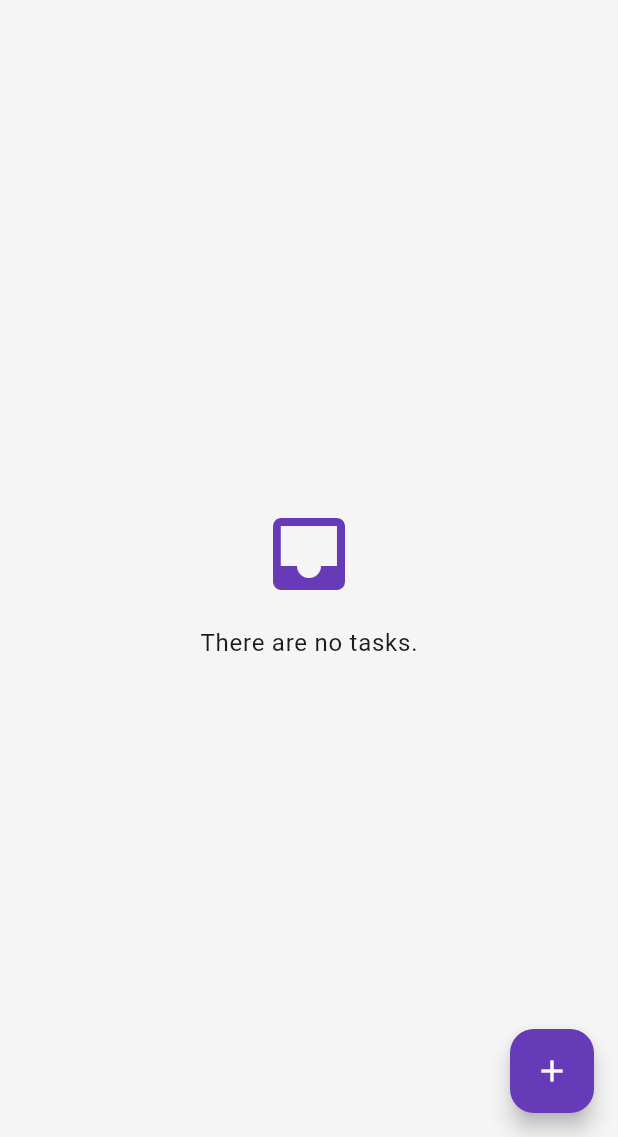
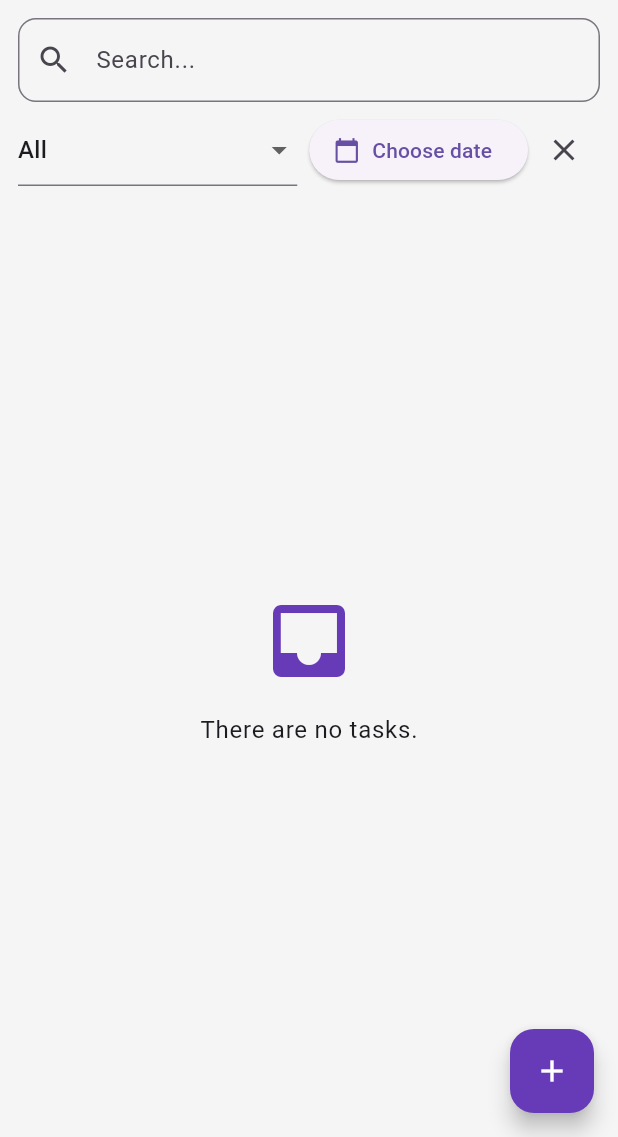
Before and after one commit to Omirkhon/cross-platform-mobile-dev, a Flutter app: the MainPage screen opened directly, on a phone screen of 412 x 824 dp, the part 99-1236 px from its top. Run offline on Flutter 3.47's test engine with Material 3 defaults, Android fonts, the light colour scheme and no system bars; our stand-ins replace cloud_firestore, connectivity_plus, easy_localization, firebase_auth, firebase_core, hive and 1 more; accounts and stored records are empty.

Commit message:
added filtration and search

```diff
--- a/assets/translation/en.json
+++ b/assets/translation/en.json
@@ -104,5 +104,10 @@
   "clear_history_title": "Clear History?",
   "clear_history_message": "All completed and deleted tasks will be permanently removed. Continue?",
   "clear_history_cancel": "Cancel",
-  "clear_history_confirm": "Clear"
+  "clear_history_confirm": "Clear",
+  "search": "Search...",
+  "filterCategory": "Category",
+  "allCategories": "All",
+  "filterDate": "Choose date",
+  "clearFilters": "Clear filters"
 }
--- a/lib/screens/main_page.dart
+++ b/lib/screens/main_page.dart
@@ -13,6 +13,10 @@ class MainPage extends StatefulWidget {
 }
 
 class _MainPageState extends State<MainPage> {
+  String searchQuery = '';
+  String? selectedCategory;
+  DateTime? selectedDate;
+
   @override
   Widget build(BuildContext context) {
     final auth = Provider.of<AuthService>(context);
@@ -49,7 +53,90 @@ class _MainPageState extends State<MainPage> {
                       ),
                     ),
                   ),
-                  const SizedBox(height: 20),
+                  Padding(
+                    padding: const EdgeInsets.all(12.0),
+                    child: Column(
+                      children: [
+                        TextField(
+                          onChanged: (value) {
+                            setState(() {
+                              searchQuery = value.toLowerCase();
+                            });
+                          },
+                          decoration: InputDecoration(
+                            hintText: 'search'.tr(),
+                            prefixIcon: const Icon(Icons.search),
+                            border: OutlineInputBorder(borderRadius: BorderRadius.circular(12)),
+                          ),
+                        ),
+                        const SizedBox(height: 8),
+                        Row(
+                          children: [
+                            Expanded(
+                              child: DropdownButtonFormField<String>(
+                                value: selectedCategory,
+                                hint: Text('filterCategory'.tr()),
+                                items: [
+                                  null,
+                                  "Work",
+                                  "Personal",
+                                  "Shopping",
+                                  "Health",
+                                  "Learning",
+                                  "Social",
+                                  "Hobby",
+                                  "Goals",
+                                ]
+                                    .map(
+                                      (cat) => DropdownMenuItem<String>(
+                                        value: cat,
+                                        child: Text(cat ?? 'allCategories'.tr()),
+                                      ),
+                                    )
+                                    .toList(),
+                                onChanged: (value) {
+                                  setState(() {
+                                    selectedCategory = value;
+                                  });
+                                },
+                              ),
+                            ),
+                            const SizedBox(width: 8),
+                            ElevatedButton.icon(
+                              onPressed: () async {
+                                final pickedDate = await showDatePicker(
+                                  context: context,
+                                  initialDate: DateTime.now(),
+                                  firstDate: DateTime(2000),
+                                  lastDate: DateTime(2100),
+                                );
+                                if (pickedDate != null) {
+                                  setState(() {
+                                    selectedDate = pickedDate;
+                                  });
+                                }
+                              },
+                              icon: const Icon(Icons.calendar_today),
+                              label: Text(selectedDate == null
+                                  ? 'filterDate'.tr()
+                                  : DateFormat.yMMMd().format(selectedDate!)),
+                            ),
+                            IconButton(
+                              icon: const Icon(Icons.clear),
+                              tooltip: 'clearFilters'.tr(),
+                              onPressed: () {
+                                setState(() {
+                                  searchQuery = '';
+                                  selectedCategory = null;
+                                  selectedDate = null;
+                                });
+                              },
+                            )
+                          ],
+                        ),
+                      ],
+                    ),
+                  ),
                   Expanded(
                     child: StreamBuilder<List<Map<String, dynamic>>>(
                       stream: auth.tasksStream,
@@ -57,14 +144,35 @@ class _MainPageState extends State<MainPage> {
                         if (snapshot.connectionState == ConnectionState.waiting) {
                           return const Center(child: CircularProgressIndicator());
                         }
-                        final tasks = (snapshot.data ?? [])
+
+                        var tasks = (snapshot.data ?? [])
                             .where((t) => t['deleted'] != true)
-                          .toList()
-                          ..sort((a, b) {
+                            .toList();
+
+                        // Фильтрация
+                        tasks = tasks.where((task) {
+                          final text = (task['text'] ?? '').toLowerCase();
+                          final matchText = searchQuery.isEmpty || text.contains(searchQuery);
+                          final matchCategory = selectedCategory == null ||
+                              task['category'] == selectedCategory;
+                          final taskTime = task['time'] != null
+                              ? DateTime.fromMillisecondsSinceEpoch(task['time'])
+                              : null;
+                          final matchDate = selectedDate == null ||
+                              (taskTime != null &&
+                                  taskTime.year == selectedDate!.year &&
+                                  taskTime.month == selectedDate!.month &&
+                                  taskTime.day == selectedDate!.day);
+                          return matchText && matchCategory && matchDate;
+                        }).toList();
+
+                        // Сортировка: незавершённые вверху
+                        tasks.sort((a, b) {
                           final aDone = a['isDone'] ?? false;
                           final bDone = b['isDone'] ?? false;
                           return aDone == bDone ? 0 : (aDone ? 1 : -1);
                         });
+
                         if (tasks.isEmpty) {
                           return Center(
                             child: Column(
@@ -80,6 +188,7 @@ class _MainPageState extends State<MainPage> {
                             ),
                           );
                         }
+
                         return ListView.builder(
                           padding: const EdgeInsets.all(16),
                           itemCount: tasks.length,
@@ -134,7 +243,7 @@ class _MainPageState extends State<MainPage> {
             action: SnackBarAction(
               label: 'undo'.tr(),
               onPressed: () {
-                // Note: Undo functionality would need to be implemented
+                // Реализовать Undo при необходимости
               },
             ),
           ),
@@ -157,9 +266,7 @@ class _MainPageState extends State<MainPage> {
           )
         : baseStyle;
 
-    final cardColor = isDone
-        ? theme.colorScheme.surfaceVariant
-        : theme.cardColor;
+    final cardColor = isDone ? theme.colorScheme.surfaceVariant : theme.cardColor;
     final elevation = isDone ? 0.0 : 2.0;
 
     return Card(
@@ -178,9 +285,7 @@ class _MainPageState extends State<MainPage> {
           children: [
             Text(
               task['text'],
-              style: theme.textTheme.bodyLarge!.copyWith(
-                decoration: isDone ? TextDecoration.lineThrough : TextDecoration.none,
-              ),
+              style: textStyle,
             ),
             if (task['category'] != null) ...[
               const SizedBox(height: 4),
@@ -212,12 +317,11 @@ class _MainPageState extends State<MainPage> {
           const Icon(Icons.warning, size: 64, color: Colors.orange),
           const SizedBox(height: 20),
           Text('guest_restriction'.tr(),
-              style: const TextStyle(fontSize: 18),
-              textAlign: TextAlign.center),
+              style: const TextStyle(fontSize: 18), textAlign: TextAlign.center),
           const SizedBox(height: 20),
           ElevatedButton(
-            onPressed: () => Navigator.pushNamedAndRemoveUntil(
-                context, '/auth', (route) => false),
+            onPressed: () =>
+                Navigator.pushNamedAndRemoveUntil(context, '/auth', (route) => false),
             child: Text('login.button'.tr()),
           ),
         ],
```
Also changed, not shown: assets/translation/kk.json (+6 -1 lines), assets/translation/ru.json (+6 -1 lines). Lines whose indentation alone changed are shown as unchanged.
